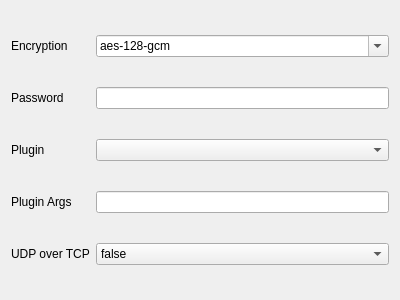
Before: the Qt Designer form ui/edit/edit_shadowsocks.ui in MatsuriDayo/nekoray, drawn with Qt 5.
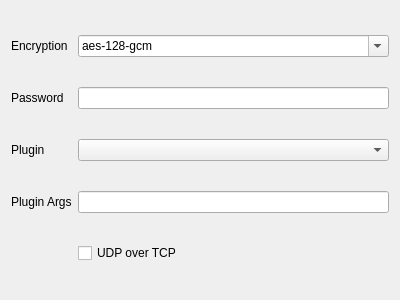
After: the same form once the commit is applied. Custom widgets are drawn as their Qt base class.

Diff of the .ui file:
```diff
--- a/ui/edit/edit_shadowsocks.ui
+++ b/ui/edit/edit_shadowsocks.ui
@@ -170,24 +170,7 @@
     </widget>
    </item>
    <item row="4" column="1">
-    <widget class="QComboBox" name="uot">
-     <property name="placeholderText">
-      <string notr="true"/>
-     </property>
-     <item>
-      <property name="text">
-       <string>false</string>
-      </property>
-     </item>
-     <item>
-      <property name="text">
-       <string>true</string>
-      </property>
-     </item>
-    </widget>
-   </item>
-   <item row="4" column="0">
-    <widget class="QLabel" name="label_4">
+    <widget class="QCheckBox" name="uot">
      <property name="text">
       <string notr="true">UDP over TCP</string>
      </property>
```
